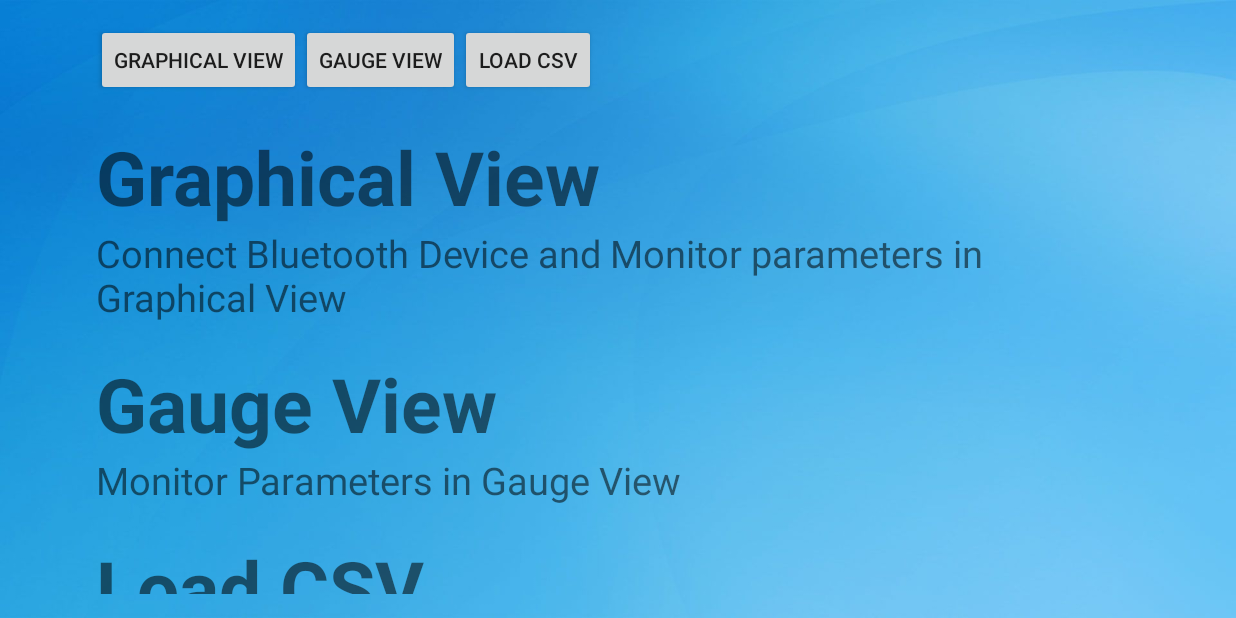
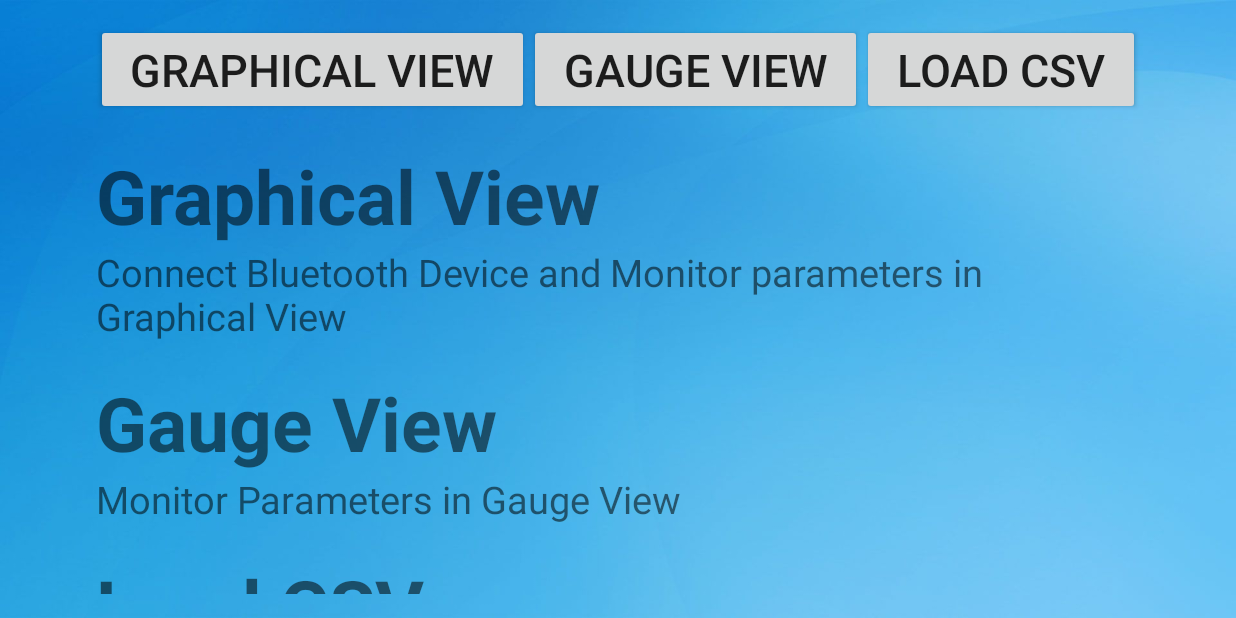
Before and after one commit to bakshizaki/Third-Eye, an Android app: the screen it shows after launch (MainActivity), on a phone screen of 824 x 412 dp (held sideways). Run offline under Robolectric (Android 15) with nearby library versions, the phone set to English and light mode, and no system bars; plain views replace GraphView.

Commit message:
Big Buttons

```diff
--- a/app/src/main/res/layout/activity_main.xml
+++ b/app/src/main/res/layout/activity_main.xml
@@ -14,18 +14,23 @@
         android:layout_width="match_parent"
         android:layout_height="wrap_content"
         android:orientation="horizontal"
+        android:weightSum="3"
         >
 
         <Button android:id="@+id/bRealTime"
             android:layout_width="wrap_content"
             android:layout_height="wrap_content"
-            android:text="Graphical View"/>
+            android:text="Graphical View"
+            android:layout_weight="1"
+            android:textSize="30sp"/>
 
 
         <Button android:id="@+id/bGaugeTest"
             android:layout_width="wrap_content"
             android:layout_height="wrap_content"
-            android:text="Gauge View"/>
+            android:text="Gauge View"
+            android:layout_weight="1"
+            android:textSize="30sp"/>
         <!--
         <Button android:id="@+id/bMakeCSV"
                 android:layout_width="wrap_content"
@@ -39,7 +44,9 @@
         <Button android:id="@+id/bLoadCSV"
             android:layout_width="wrap_content"
             android:layout_height="wrap_content"
-            android:text="Load CSV"/>
+            android:text="Load CSV"
+            android:layout_weight="1"
+            android:textSize="30sp"/>
     </LinearLayout>
     <!--
     <com.jjoe64.graphview.GraphView
```
Also changed, not shown: app/src/main/res/drawable-hdpi/ib1.jpg (added), app/src/main/res/drawable-hdpi/ib2.jpg (added), app/src/main/res/drawable-hdpi/ib3.jpg (added).
